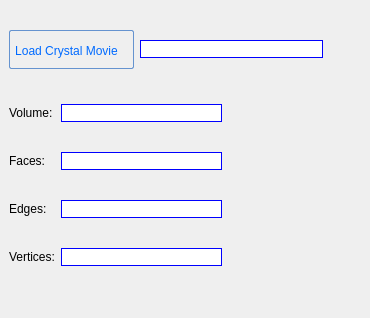
Before: the Qt Designer form apps/NSXQt/ui/tree/SampleShapePropertyWidget.ui in k61n/openhkl, drawn with Qt 5.
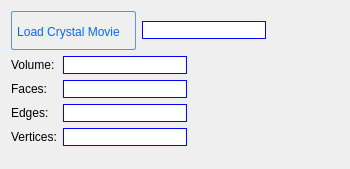
After: the same form once the commit is applied.

Commit message: slight modifications in some dialog uis

Patch:
```diff
--- a/apps/NSXQt/ui/tree/SampleShapePropertyWidget.ui
+++ b/apps/NSXQt/ui/tree/SampleShapePropertyWidget.ui
@@ -6,126 +6,15 @@
    <rect>
     <x>0</x>
     <y>0</y>
-    <width>370</width>
-    <height>318</height>
+    <width>350</width>
+    <height>169</height>
    </rect>
   </property>
   <property name="windowTitle">
    <string>Form</string>
   </property>
-  <widget class="QWidget" name="layoutWidget">
-   <property name="geometry">
-    <rect>
-     <x>9</x>
-     <y>80</y>
-     <width>213</width>
-     <height>211</height>
-    </rect>
-   </property>
-   <layout class="QGridLayout" name="gridLayout">
+  <layout class="QFormLayout" name="formLayout_2">
     <item row="0" column="0">
-     <widget class="QLabel" name="label_3">
-      <property name="text">
-       <string>Volume:</string>
-      </property>
-     </widget>
-    </item>
-    <item row="0" column="1">
-     <widget class="QLineEdit" name="lineEdit_Volume">
-      <property name="styleSheet">
-       <string notr="true">QLineEdit {
-    border: 1px solid blue;
-    border-radius: 10px;
-    padding: 0 8px;
-    background: white;
-    selection-background-color: darkgray;
-}</string>
-      </property>
-      <property name="readOnly">
-       <bool>true</bool>
-      </property>
-     </widget>
-    </item>
-    <item row="1" column="0">
-     <widget class="QLabel" name="label_4">
-      <property name="text">
-       <string>Faces:</string>
-      </property>
-     </widget>
-    </item>
-    <item row="1" column="1">
-     <widget class="QLineEdit" name="lineEdit_Faces">
-      <property name="styleSheet">
-       <string notr="true">QLineEdit {
-    border: 1px solid blue;
-    border-radius: 10px;
-    padding: 0 8px;
-    background: white;
-    selection-background-color: darkgray;
-}</string>
-      </property>
-      <property name="readOnly">
-       <bool>true</bool>
-      </property>
-     </widget>
-    </item>
-    <item row="2" column="0">
-     <widget class="QLabel" name="label_5">
-      <property name="text">
-       <string>Edges:</string>
-      </property>
-     </widget>
-    </item>
-    <item row="2" column="1">
-     <widget class="QLineEdit" name="lineEdit_Edges">
-      <property name="styleSheet">
-       <string notr="true">QLineEdit {
-    border: 1px solid blue;
-    border-radius: 10px;
-    padding: 0 8px;
-    background: white;
-    selection-background-color: darkgray;
-}</string>
-      </property>
-      <property name="readOnly">
-       <bool>true</bool>
-      </property>
-     </widget>
-    </item>
-    <item row="3" column="0">
-     <widget class="QLabel" name="label_6">
-      <property name="text">
-       <string>Vertices:</string>
-      </property>
-     </widget>
-    </item>
-    <item row="3" column="1">
-     <widget class="QLineEdit" name="lineEdit_Vertices">
-      <property name="styleSheet">
-       <string notr="true">QLineEdit {
-    border: 1px solid blue;
-    border-radius: 10px;
-    padding: 0 8px;
-    background: white;
-    selection-background-color: darkgray;
-}</string>
-      </property>
-      <property name="readOnly">
-       <bool>true</bool>
-      </property>
-     </widget>
-    </item>
-   </layout>
-  </widget>
-  <widget class="QWidget" name="layoutWidget">
-   <property name="geometry">
-    <rect>
-     <x>9</x>
-     <y>29</y>
-     <width>314</width>
-     <height>41</height>
-    </rect>
-   </property>
    <layout class="QHBoxLayout" name="horizontalLayout" stretch="0,2">
     <item>
      <widget class="QPushButton" name="pushButton_LoadMovie">
@@ -210,7 +99,104 @@
      </widget>
     </item>
    </layout>
-  </widget>
+   </item>
+   <item row="1" column="0">
+    <layout class="QFormLayout" name="formLayout">
+     <item row="0" column="0">
+      <widget class="QLabel" name="label_3">
+       <property name="text">
+        <string>Volume:</string>
+       </property>
+      </widget>
+     </item>
+     <item row="0" column="1">
+      <widget class="QLineEdit" name="lineEdit_Volume">
+       <property name="styleSheet">
+        <string notr="true">QLineEdit {
+    border: 1px solid blue;
+    border-radius: 10px;
+    padding: 0 8px;
+    background: white;
+    selection-background-color: darkgray;
+}</string>
+       </property>
+       <property name="readOnly">
+        <bool>true</bool>
+       </property>
+      </widget>
+     </item>
+     <item row="1" column="0">
+      <widget class="QLabel" name="label_4">
+       <property name="text">
+        <string>Faces:</string>
+       </property>
+      </widget>
+     </item>
+     <item row="1" column="1">
+      <widget class="QLineEdit" name="lineEdit_Faces">
+       <property name="styleSheet">
+        <string notr="true">QLineEdit {
+    border: 1px solid blue;
+    border-radius: 10px;
+    padding: 0 8px;
+    background: white;
+    selection-background-color: darkgray;
+}</string>
+       </property>
+       <property name="readOnly">
+        <bool>true</bool>
+       </property>
+      </widget>
+     </item>
+     <item row="2" column="0">
+      <widget class="QLabel" name="label_5">
+       <property name="text">
+        <string>Edges:</string>
+       </property>
+      </widget>
+     </item>
+     <item row="2" column="1">
+      <widget class="QLineEdit" name="lineEdit_Edges">
+       <property name="styleSheet">
+        <string notr="true">QLineEdit {
+    border: 1px solid blue;
+    border-radius: 10px;
+    padding: 0 8px;
+    background: white;
+    selection-background-color: darkgray;
+}</string>
+       </property>
+       <property name="readOnly">
+        <bool>true</bool>
+       </property>
+      </widget>
+     </item>
+     <item row="3" column="0">
+      <widget class="QLabel" name="label_6">
+       <property name="text">
+        <string>Vertices:</string>
+       </property>
+      </widget>
+     </item>
+     <item row="3" column="1">
+      <widget class="QLineEdit" name="lineEdit_Vertices">
+       <property name="styleSheet">
+        <string notr="true">QLineEdit {
+    border: 1px solid blue;
+    border-radius: 10px;
+    padding: 0 8px;
+    background: white;
+    selection-background-color: darkgray;
+}</string>
+       </property>
+       <property name="readOnly">
+        <bool>true</bool>
+       </property>
+      </widget>
+     </item>
+    </layout>
+   </item>
+  </layout>
  </widget>
  <tabstops>
   <tabstop>lineEdit_MovieFilename</tabstop>
```
Lines whose indentation alone changed are shown as unchanged. The commit also changes 2 other files.
